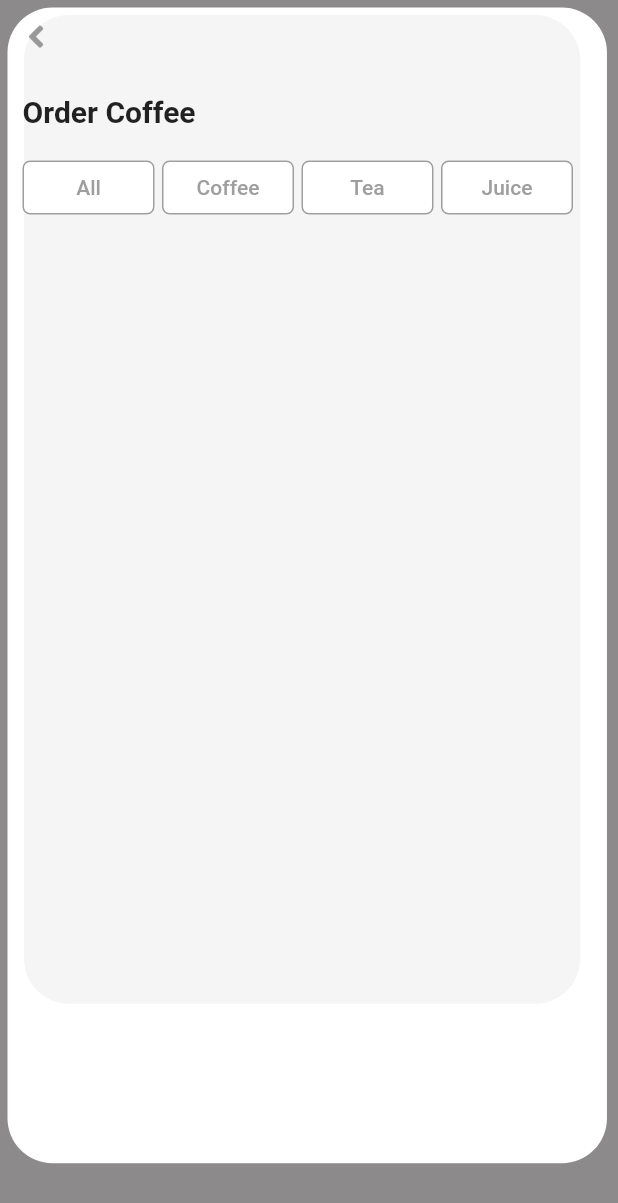
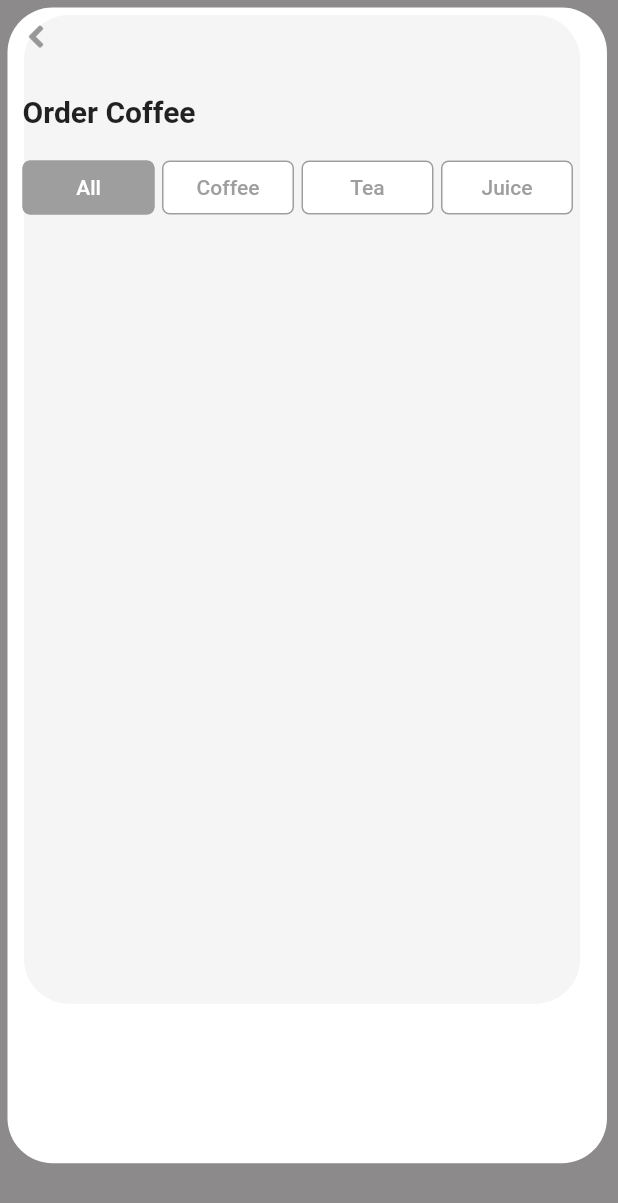
Before and after one commit to jjbordonfranco/ordercoffee, a Flutter app: the screen it shows after launch, on a phone screen of 412 x 824 dp. Shown: the top 1203 px of the screen. Run offline on Flutter 3.47's test engine with Material 2 defaults, Android fonts, the phone set to English and light mode, and no system bars; our stand-ins replace font_awesome_flutter.

Commit message:
botones color activado

```diff
--- a/lib/src/widgets/botones_desplazables.dart
+++ b/lib/src/widgets/botones_desplazables.dart
@@ -1,7 +1,14 @@
 import 'package:flutter/material.dart';
 
-class BotonesDesplazables extends StatelessWidget{
+class BotonesDesplazables extends StatefulWidget{
   const BotonesDesplazables({Key key}) : super(key : key);
+
+  @override
+  _BotonesDesplazablesState createState() => _BotonesDesplazablesState();
+}
+
+class _BotonesDesplazablesState extends State<BotonesDesplazables> {
+  List<bool> presionado = [true,false,false,false];
 
   @override
   Widget build(BuildContext context) {
@@ -9,28 +16,38 @@ class BotonesDesplazables extends StatelessWidget{
     return Row(
       children: <Widget>[
         SizedBox(width: 15.0),
-        _dibujaBoton('All'),
+        _dibujaBoton('All',0),
         SizedBox(width: 5.0),
-        _dibujaBoton('Coffee'),
+        _dibujaBoton('Coffee',1),
         SizedBox(width: 5.0),
-        _dibujaBoton('Tea'),
+        _dibujaBoton('Tea',2),
         SizedBox(width: 5.0),
-        _dibujaBoton('Juice'),
+        _dibujaBoton('Juice',3),
       ],
     );
   }
 
-  Widget _dibujaBoton(String texto) {
+  Widget _dibujaBoton(String texto, int pos) {
     return FlatButton(
       shape: RoundedRectangleBorder(
         borderRadius: BorderRadius.circular(5.0),
         side: BorderSide(color: Colors.grey)
       ),
-      textColor: Colors.grey,
+      textColor: presionado[pos] ? Colors.white: Colors.grey,
       child: Text(texto),
         // color: Colors.transparent,
-      color: Colors.white,
-      onPressed: (){},
+      color: presionado[pos] ? Colors.grey : Colors.white,
+      // color: Colors.white,
+      onPressed: (){
+        setState(() {
+          for (var i=0; i<4; i++) {
+            if (i==pos)
+              presionado[pos] = true;
+            else
+              presionado[i]=false;
+          }
+        });
+      },
     );
 
 
```
